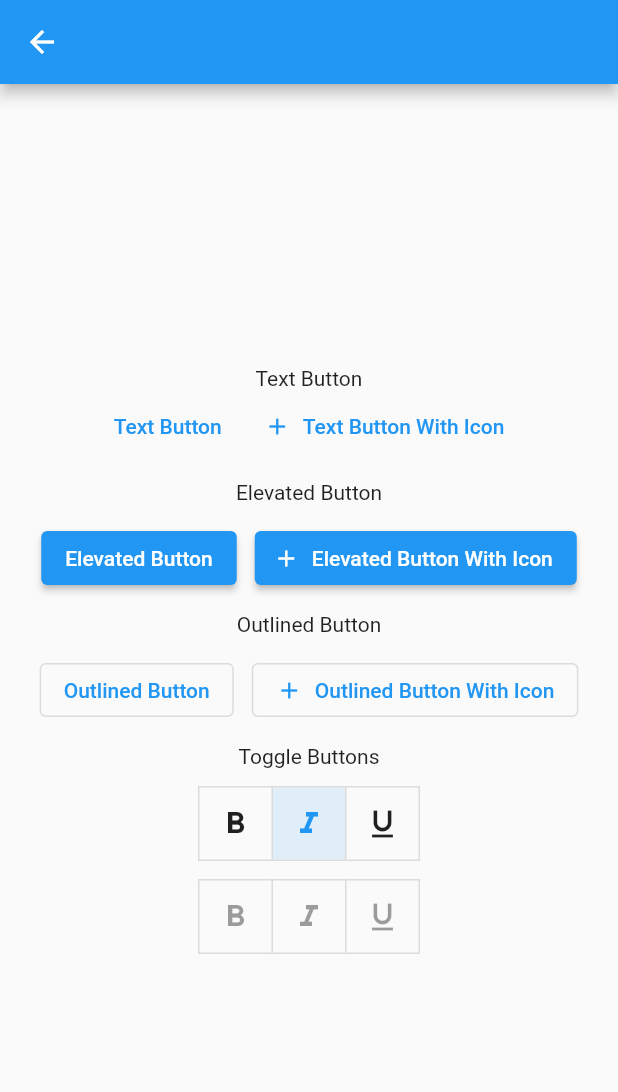
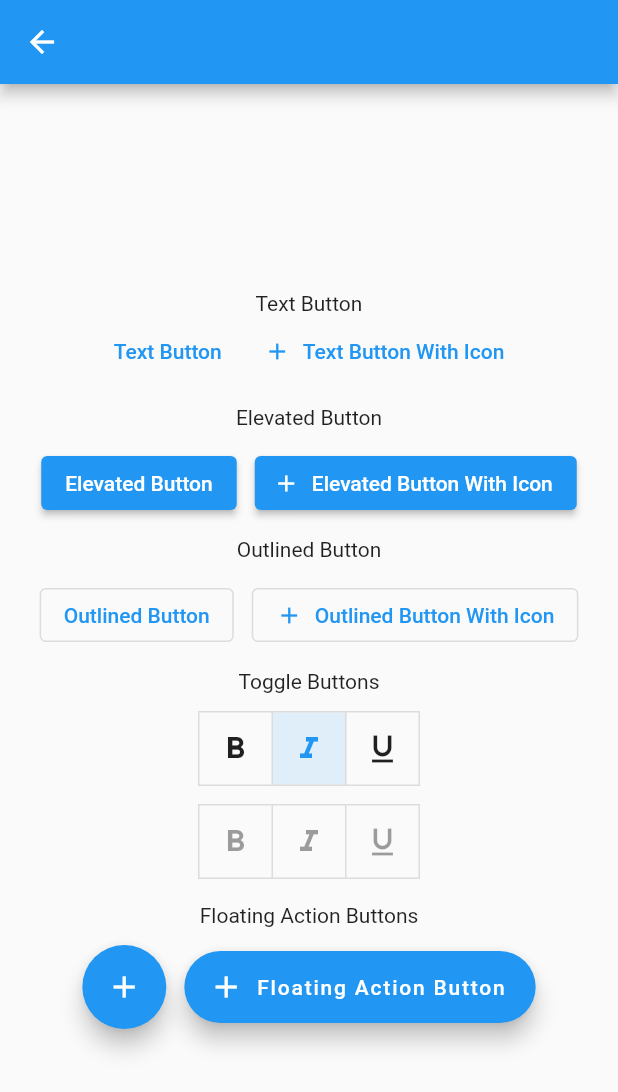
Before and after one commit to Furkanakguun/Flutter_widget_store, a Flutter app: the IdealSourceForButtons screen opened by its route, on a phone screen of 412 x 824 dp. Shown: the top 1092 px of the screen. Run offline on Flutter 3.47's test engine with Material 2 defaults, Android fonts, the phone set to English and light mode, and no system bars.

Commit message:
containers-cards

```diff
--- a/analysis_options.yaml
+++ b/analysis_options.yaml
@@ -22,6 +22,7 @@ linter:
   # `// ignore_for_file: name_of_lint` syntax on the line or in the file
   # producing the lint.
   rules:
+    prefer_const_constructors : false
     # avoid_print: false  # Uncomment to disable the `avoid_print` rule
     # prefer_single_quotes: true  # Uncomment to enable the `prefer_single_quotes` rule
 
--- a/lib/pages/home.dart
+++ b/lib/pages/home.dart
@@ -46,10 +46,10 @@ class _MyHomePageState extends State<MyHomePage> {
                 onPressed: () {
                   Navigator.pushNamed(context, '/page1');
                 },
-                child: const Text('Page1')),
+                child: const Text('Containers')),
             OutlinedButton(onPressed: () {
                Navigator.pushNamed(context, '/page2');
-            }, child: const Text('Page2')),
+            }, child: const Text('Cards')),
             OutlinedButton(
                 onPressed: () {
                   Navigator.pushNamed(context, '/buttons');
--- a/lib/widgets/ideal_source_buttons.dart
+++ b/lib/widgets/ideal_source_buttons.dart
@@ -123,6 +123,25 @@ class _IdealSourceForButtonsState extends State<IdealSourceForButtons>
               Icon(Icons.format_underline),
             ],
           ),
+          const SizedBox(height: 16),
+          const Text('Floating Action Buttons'),
+          const SizedBox(height: 12),
+          Row(
+            mainAxisAlignment: MainAxisAlignment.center,
+            children: [
+              FloatingActionButton(
+                onPressed: () {},
+                //tooltip: 'Floating Action Button',
+                child: const Icon(Icons.add),
+              ),
+              const SizedBox(width: 12),
+              FloatingActionButton.extended(
+                icon: const Icon(Icons.add),
+                label: const Text('Floating Action Button'),
+                onPressed: () {},
+              ),
+            ],
+          ),
         ],
       ),
     );
```
Also changed, not shown: lib/pages/page1.dart (+21 -1 lines).
